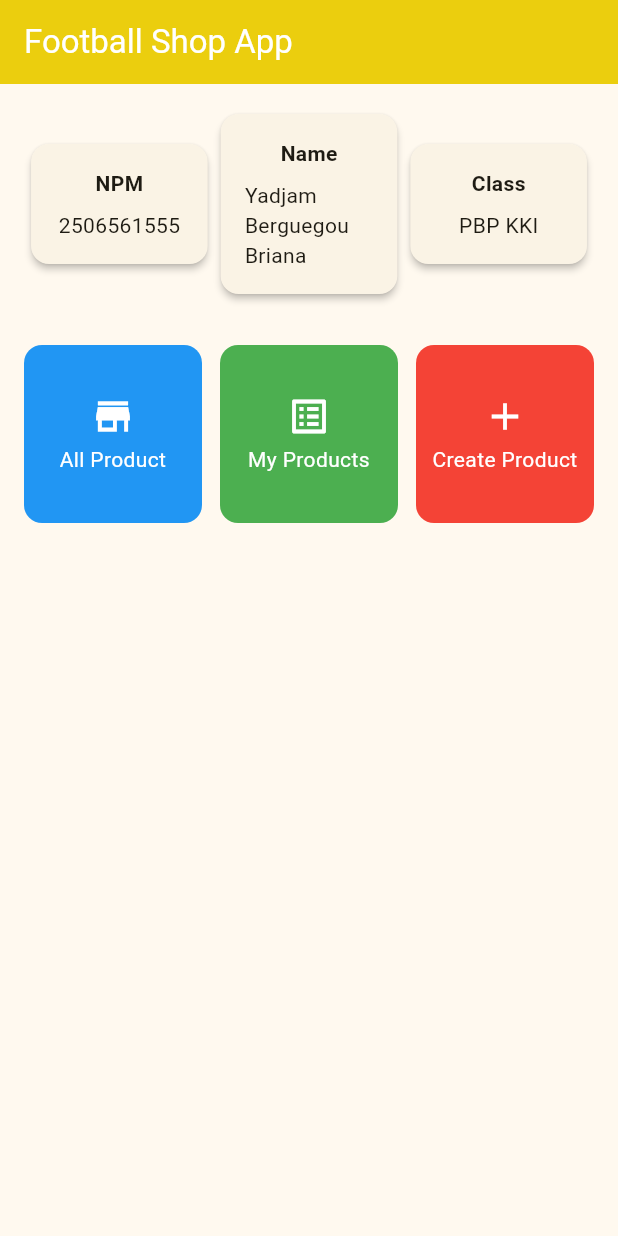
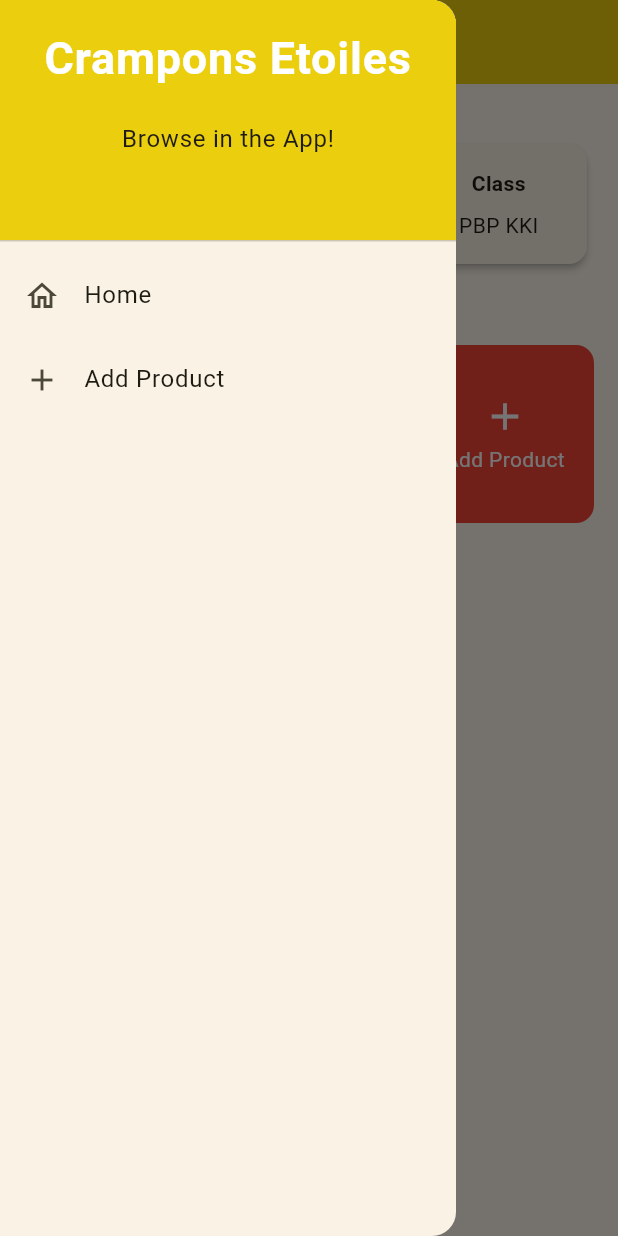
Before and after one commit to jam-bri/football_shop, a Flutter app: the screen it shows after launch, with the side drawer open (before the commit the screen has no drawer), on a phone screen of 412 x 824 dp. Run offline on Flutter 3.47's test engine with Material 3 defaults, Android fonts, the phone set to English and light mode, and no system bars.

Commit message:
Assignment 8: Flutter Navigation, Layouts, Forms, and Input Elements

```diff
--- a/lib/main.dart
+++ b/lib/main.dart
@@ -1,17 +1,16 @@
 import 'package:flutter/material.dart';
-import 'package:football_shop/menu.dart';
+import 'package:football_shop/screens/menu.dart';
 void main() {
   runApp(const MyApp());
 }
 
 class MyApp extends StatelessWidget {
   const MyApp({super.key});
-
   // This widget is the root of your application.
   @override
   Widget build(BuildContext context) {
     return MaterialApp(
-      title: 'Football Shop App',
+      title: 'Crampons Etoiles',
       theme: ThemeData(
         colorScheme: ColorScheme.fromSeed(seedColor: Color(0xFFFFD700)),
       ),
--- a/lib/menu.dart
+++ b/lib/screens/menu.dart
@@ -1,4 +1,6 @@
 import 'package:flutter/material.dart';
+import 'package:football_shop/widgets/left_drawer.dart';
+import 'package:football_shop/widgets/product_card.dart';
 
 class MyHomePage extends StatelessWidget {
   MyHomePage({super.key});
@@ -10,17 +12,18 @@ class MyHomePage extends StatelessWidget {
   final List<ItemHomepage> items = [
     ItemHomepage("All Product", Icons.store, Colors.blue),
     ItemHomepage("My Products", Icons.list_alt, Colors.green),
-    ItemHomepage("Create Product", Icons.add, Colors.red),
+    ItemHomepage("Add Product", Icons.add, Colors.red),
   ];
 
   @override
   Widget build(BuildContext context) {
     return Scaffold(
       appBar: AppBar(
-        title: const Text('Football Shop App'),
+        title: const Text('Crampons Etoiles'),
         backgroundColor: const Color.fromARGB(255, 235, 206, 14),
         foregroundColor: Colors.white,
       ),
+      drawer: LeftDrawer(),
       body: Padding(
         padding: const EdgeInsets.all(16.0),
         child: Column(
@@ -89,46 +92,3 @@ class ItemHomepage {
 
   ItemHomepage(this.name, this.icon, this.color);
 }
-
-class ItemCard extends StatelessWidget {
-  final ItemHomepage item;
-
-  const ItemCard(this.item, {super.key});
-
-  @override
-  Widget build(BuildContext context) {
-    return Material(
-      color: item.color,
-      borderRadius: BorderRadius.circular(12),
-      child: InkWell(
-        onTap: () {
-          ScaffoldMessenger.of(context)
-            ..hideCurrentSnackBar()
-            ..showSnackBar(
-              SnackBar(
-                content: Text("You have pressed the ${item.name} button!"),
-                duration: const Duration(seconds: 1),
-              ),
-            );
-        },
-        child: Container(
-          padding: const EdgeInsets.all(8),
-          child: Center(
-            child: Column(
-              mainAxisAlignment: MainAxisAlignment.center,
-              children: [
-                Icon(item.icon, color: Colors.white, size: 30.0),
-                const SizedBox(height: 4),
-                Text(
-                  item.name,
-                  textAlign: TextAlign.center,
-                  style: const TextStyle(color: Colors.white),
-                ),
-              ],
-            ),
-          ),
-        ),
-      ),
-    );
-  }
-}
--- /dev/null
+++ b/lib/widgets/left_drawer.dart
@@ -0,0 +1,62 @@
+import 'package:flutter/material.dart';
+import 'package:football_shop/screens/menu.dart';
+import 'package:football_shop/screens/productlist_form.dart';
+
+
+class LeftDrawer extends StatelessWidget {
+  const LeftDrawer({super.key});
+  @override
+  Widget build(BuildContext context) {
+    return Drawer(
+      child: ListView(
+        children: [
+          const DrawerHeader(
+            decoration: BoxDecoration(
+              color: Color.fromARGB(255, 235, 206, 14),
+            ),
+            child: Column(
+              children: [
+                Text(
+                  'Crampons Etoiles',
+                  textAlign: TextAlign.center,
+                  style: TextStyle(
+                    fontSize: 30,
+                    fontWeight: FontWeight.bold,
+                    color: Colors.white,
+                  ),
+                ),
+                Padding(padding: EdgeInsets.all(10)),
+                Text(
+                  "Browse in the App!",
+                ),
+              ],
+            ),
+          ),
+          ListTile(
+          leading: const Icon(Icons.home_outlined),
+          title: const Text('Home'),
+          // Redirect to MyHomePage
+          onTap: () {
+            Navigator.pushReplacement(
+                context,
+                MaterialPageRoute(
+                  builder: (context) => MyHomePage(),
+                ));
+           },
+          ),
+          ListTile(
+            leading: const Icon(Icons.add),
+            title: const Text('Add Product'),
+            onTap: () {
+              Navigator.pushReplacement(
+                context,
+                MaterialPageRoute(
+                  builder: (context)=>ProductFormPage(),
+                ));
+            },
+          )
+        ],
+      ),
+    );
+  }
+}
--- /dev/null
+++ b/lib/widgets/product_card.dart
@@ -0,0 +1,52 @@
+import 'package:flutter/material.dart';
+import 'package:football_shop/screens/productlist_form.dart';
+import 'package:football_shop/screens/menu.dart';
+
+
+class ItemCard extends StatelessWidget {
+  final ItemHomepage item;
+  const ItemCard(this.item, {super.key});
+  @override
+  Widget build(BuildContext context) {
+    return Material(
+      color: item.color,
+      borderRadius: BorderRadius.circular(12),
+      child: InkWell(
+        onTap: () {
+          if (item.name == "Add Product") {
+            Navigator.push(
+                context,
+                MaterialPageRoute(
+                  builder: (context) => ProductFormPage(),
+                ));
+          }
+          ScaffoldMessenger.of(context)
+            ..hideCurrentSnackBar()
+            ..showSnackBar(
+              SnackBar(
+                content: Text("You have pressed the ${item.name} button!"),
+                duration: const Duration(seconds: 1),
+              ),
+            );
+        },
+        child: Container(
+          padding: const EdgeInsets.all(8),
+          child: Center(
+            child: Column(
+              mainAxisAlignment: MainAxisAlignment.center,
+              children: [
+                Icon(item.icon, color: Colors.white, size: 30.0),
+                const SizedBox(height: 4),
+                Text(
+                  item.name,
+                  textAlign: TextAlign.center,
+                  style: const TextStyle(color: Colors.white),
+                ),
+              ],
+            ),
+          ),
+        ),
+      ),
+    );
+  }
+}
```
Also changed, not shown: lib/screens/productlist_form.dart (added, +265 -0 lines), 1 other file.
